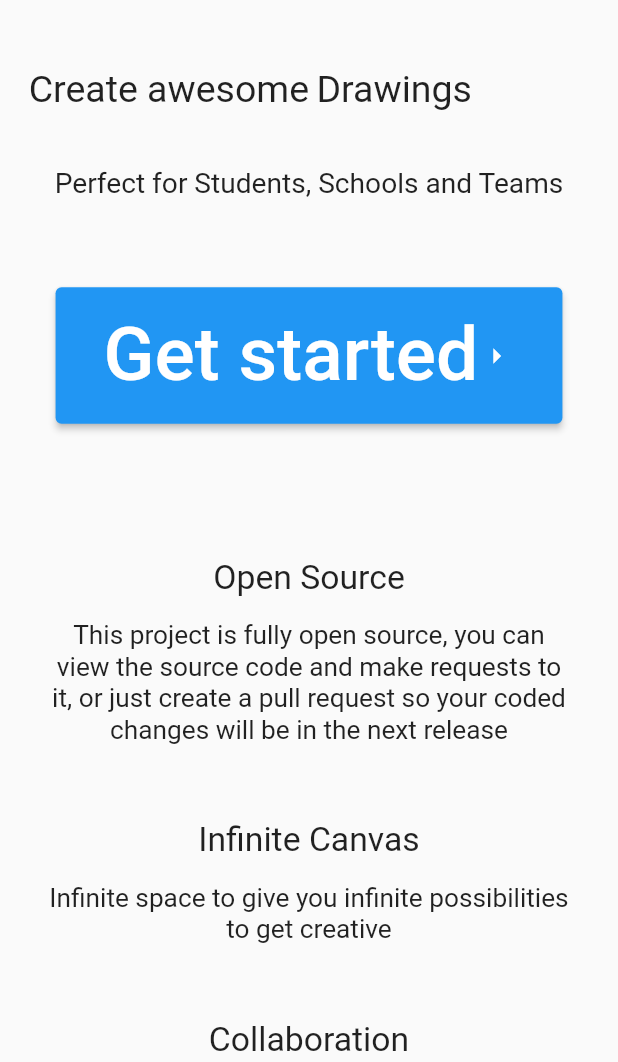
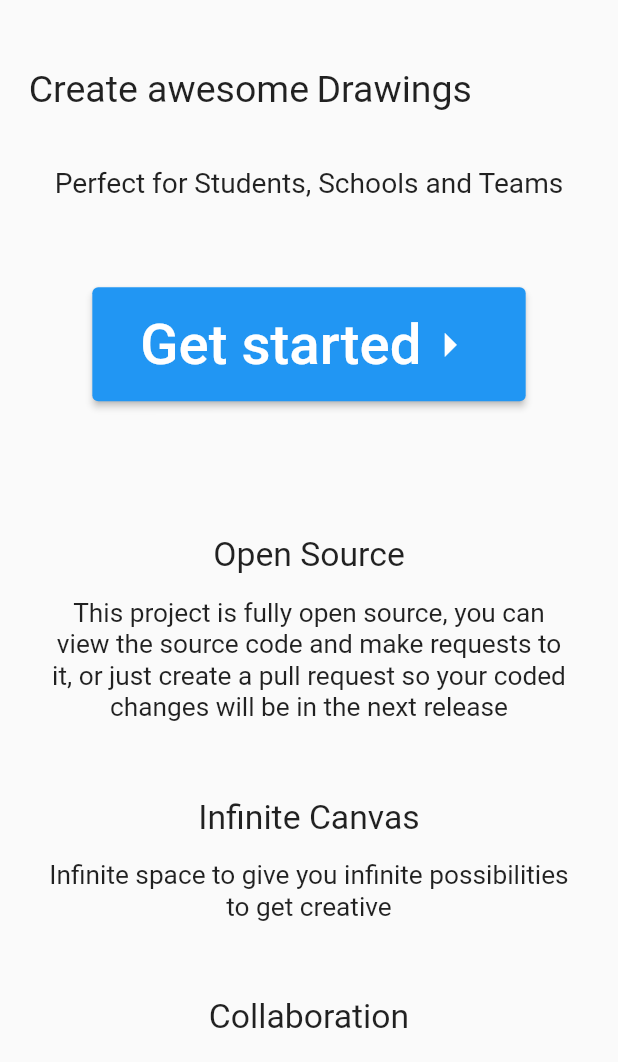
Before and after one commit to Y0ngg4n/fluffy_board, a Flutter app: the screen it shows after launch, on a phone screen of 412 x 824 dp, the part 174-1236 px from its top. Run offline on Flutter 3.47's test engine with Material 2 defaults, Android fonts, the phone set to English and light mode, and no system bars; drawn by our look-alikes of animated_text_kit; our stand-ins replace easy_dynamic_theme, email_validator, flutter_breadcrumb, flutter_dotenv, google_fonts, introduction_screen and 5 more; missing offline and left inert: file_picker_cross, file_saver, flex_color_picker, mailto, random_color, simplify and 3 more; generated files the repository leaves out were written again; project files that could hold a hidden picture were left out.

Commit message:
Fix about and Bump to version 0.0.8

```diff
--- a/lib/documentation/about.dart
+++ b/lib/documentation/about.dart
@@ -91,13 +91,11 @@ class _AboutState extends State<About> {
             Row(mainAxisAlignment: MainAxisAlignment.center, children: [
               Padding(
                 padding: const EdgeInsets.all(16.0),
-                child: Flexible(
                 child: Text(
                   "FluffyBoard",
                   style: GoogleFonts.fredokaOne(fontSize: 150 * sizeFactor),
                 ),
               ),
-              )
             ]),
             Row(
               mainAxisSize: MainAxisSize.min,
@@ -138,33 +136,31 @@ class _AboutState extends State<About> {
             ),
             Padding(
               padding: const EdgeInsets.all(8.0),
-              child: Row(
-                mainAxisAlignment: MainAxisAlignment.center,
-                children: [
-                  Flexible(
+              child: Center(
                 child: Text(
                   "Perfect for Students, Schools and Teams",
                   textAlign: TextAlign.center,
                   style: TextStyle(fontSize: 75 * sizeFactor),
                 ),
-                  )
-                ],
               ),
             ),
             Padding(
               padding: const EdgeInsets.fromLTRB(16.0, 50, 16.0, 16),
-              child:
-                  Row(mainAxisAlignment: MainAxisAlignment.center, children: [
+              child: Row(
+                  mainAxisAlignment: MainAxisAlignment.center,
+                  mainAxisSize: MainAxisSize.max,
+                  children: [
                     ElevatedButton(
                       child: Padding(
                         padding: const EdgeInsets.all(16.0),
                         child: Row(children: [
-                      Text("Get started", style: TextStyle(fontSize: 50)),
-                      Icon(Icons.arrow_right)
+                          Text("Get started", style: TextStyle(fontSize: 150 * sizeFactor)),
+                          Icon(Icons.arrow_right, size: 150 * sizeFactor)
                         ]),
                       ),
                       onPressed: () {
-                    Navigator.of(context).pushReplacementNamed("/dashboard");
+                        Navigator.of(context)
+                            .pushReplacementNamed("/dashboard");
                       },
                     ),
                   ]),
@@ -185,9 +181,10 @@ class _AboutState extends State<About> {
                         ),
                         Padding(
                           padding: const EdgeInsets.all(8.0),
-                              child: Flexible(
-                                child: Text(cardDescriptions[i],
-                                    style: cardTextStyle, textAlign: TextAlign.center,),
+                          child: Text(
+                            cardDescriptions[i],
+                            style: cardTextStyle,
+                            textAlign: TextAlign.center,
                           ),
                         ),
                       ],
--- a/pubspec.yaml
+++ b/pubspec.yaml
@@ -15,7 +15,7 @@ publish_to: 'none' # Remove this line if you wish to publish to pub.dev
 # In iOS, build-name is used as CFBundleShortVersionString while build-number used as CFBundleVersion.
 # Read more about iOS versioning at
 # https://developer.apple.com/library/archive/documentation/General/Reference/InfoPlistKeyReference/Articles/CoreFoundationKeys.html
-version: 0.0.7+29752114
+version: 0.0.8+29757773
 
 environment:
   sdk: ">=2.12.0 <3.0.0"
```
Also changed, not shown: 2 other files. Lines whose indentation alone changed are shown as unchanged.
